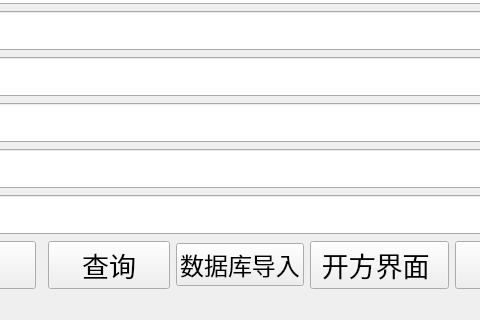
Old version of the form UI/information.ui in the repository DefJia/TCM-Retrieval-System; both pictures show x 337 to 817 and y 511 to 831 of the 960 by 831 pixel window.
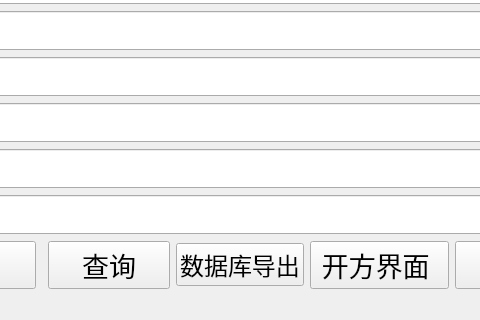
New version of the form.

Commit message: :sparkles:增加数据库导出

Diff of the .ui file:
```diff
--- a/UI/information.ui
+++ b/UI/information.ui
@@ -386,7 +386,7 @@
        </font>
       </property>
       <property name="text">
-       <string>数据库导入</string>
+       <string>数据库导出</string>
       </property>
      </widget>
     </item>
```
Left out of the diff: 4 changed lines with no effect on the pictures. The commit also changes 3 other files.
